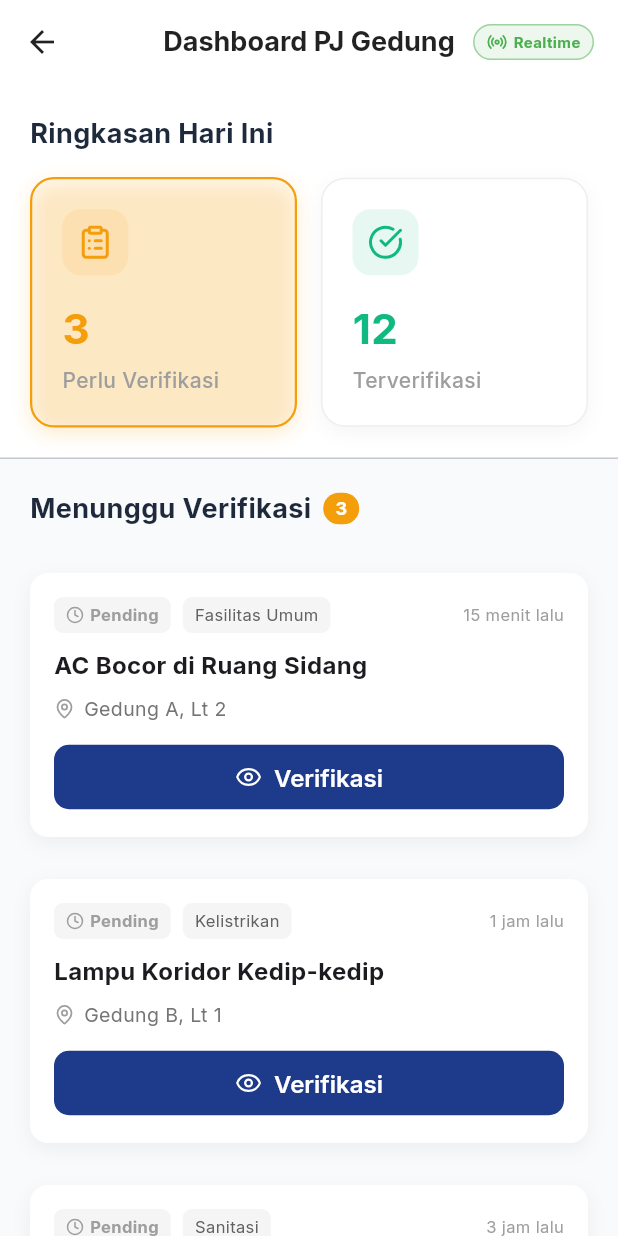
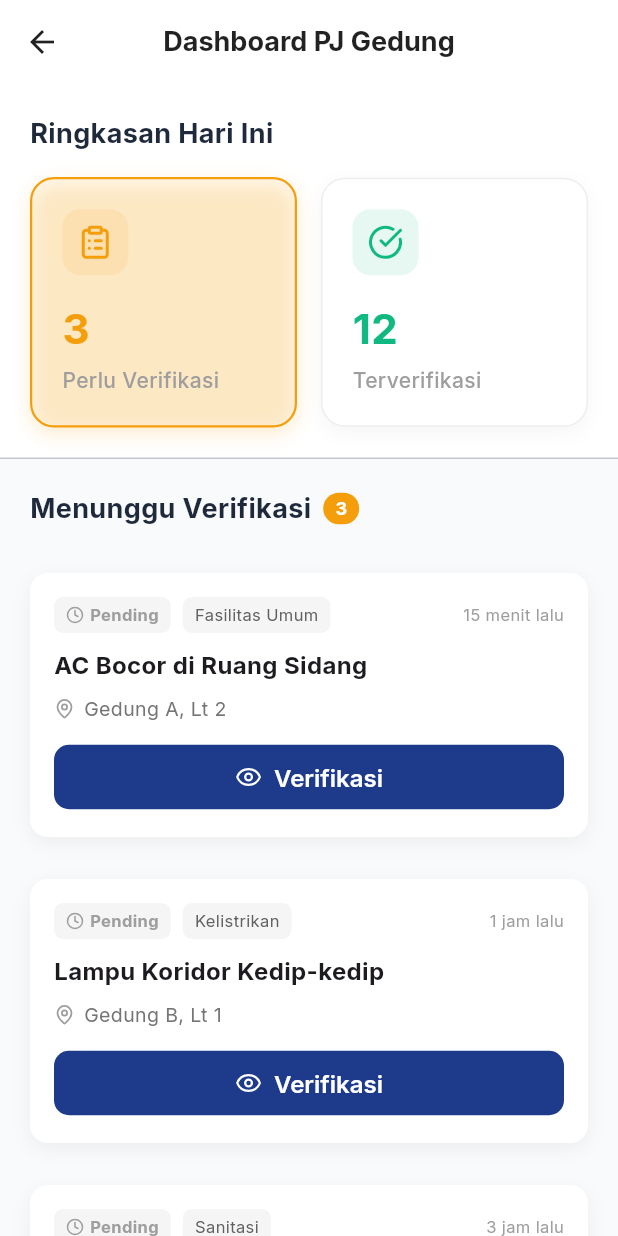
Before and after one commit to laporfsm/lapor-fsm, a Flutter app: the PJGedungDashboardPage screen opened directly, on a phone screen of 412 x 824 dp. Run offline on Flutter 3.47's test engine with Material 3 defaults, Android fonts, the phone set to English and light mode, and no system bars; our stand-ins replace dio, flutter_map, flutter_riverpod, gap, go_router, google_fonts and 4 more; accounts and stored records are empty; network calls fail.

Commit message:
hapus bagian aneh header pj gedung

```diff
--- a/mobile/lib/features/pj_gedung/presentation/pages/pj_gedung_dashboard_page.dart
+++ b/mobile/lib/features/pj_gedung/presentation/pages/pj_gedung_dashboard_page.dart
@@ -169,35 +169,7 @@ class _PJGedungDashboardPageState extends State<PJGedungDashboardPage> {
           style: TextStyle(fontWeight: FontWeight.bold),
         ),
         backgroundColor: Colors.white,
-        elevation: 0,
-        actions: [
-          // Realtime indicator instead of refresh button
-          Center(
-            child: Container(
-              margin: const EdgeInsets.only(right: 16),
-              padding: const EdgeInsets.symmetric(horizontal: 8, vertical: 4),
-              decoration: BoxDecoration(
-                color: Colors.green.withOpacity(0.1),
-                borderRadius: BorderRadius.circular(12),
-                border: Border.all(color: Colors.green.withOpacity(0.5)),
-              ),
-              child: const Row(
-                children: [
-                  Icon(LucideIcons.radio, size: 14, color: Colors.green),
-                  Gap(4),
-                  Text(
-                    "Realtime",
-                    style: TextStyle(
-                      fontSize: 10,
-                      color: Colors.green,
-                      fontWeight: FontWeight.bold,
-                    ),
-                  ),
-                ],
-              ),
-            ),
-          ),
-        ],
+        elevation: 0
       ),
       body: Column(
         children: [
--- a/mobile/lib/features/supervisor/presentation/pages/supervisor_technician_form_page.dart
+++ b/mobile/lib/features/supervisor/presentation/pages/supervisor_technician_form_page.dart
@@ -25,6 +25,7 @@ class _SupervisorTechnicianFormPageState
   bool _isLoading = false;
 
   final List<String> _roles = [
+    'PJ Gedung',
     'Teknisi Listrik',
     'Teknisi Sipil',
     'Teknisi AC',
```
